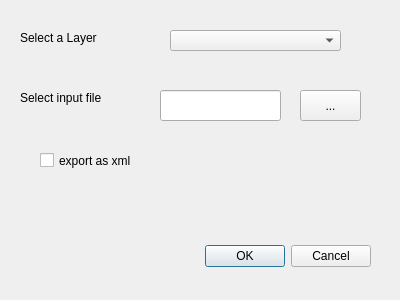
The window that Qgis3Test_dialog_base.ui (Ebiroll/QgisMapExporter) describes before a commit, drawn with Qt 5.
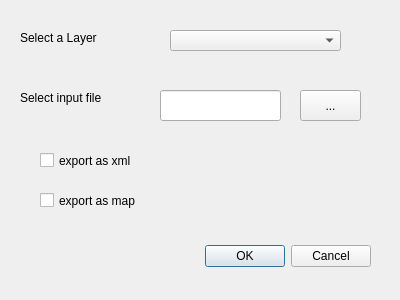
The same window after the commit.

Commit message: Allow export of map files

```diff
--- a/Qgis3Test_dialog_base.ui
+++ b/Qgis3Test_dialog_base.ui
@@ -104,6 +104,22 @@
     <bool>false</bool>
    </property>
   </widget>
+    <widget class="QCheckBox" name="export_map">
+   <property name="geometry">
+    <rect>
+     <x>40</x>
+     <y>190</y>
+     <width>131</width>
+     <height>21</height>
+    </rect>
+   </property>
+   <property name="text">
+    <string>export as map</string>
+   </property>
+   <property name="checked">
+    <bool>false</bool>
+   </property>
+  </widget>
  </widget>
  <resources/>
  <connections>
```
The commit also changes 1 other file.
